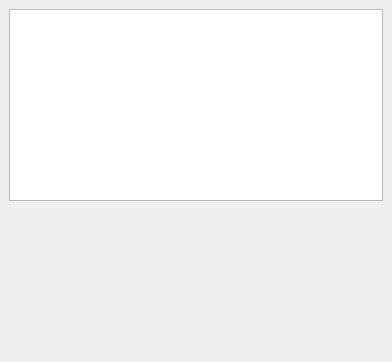
First picture: the form in mainwindow.ui, repository dw-dengwei/Sentiment, before the edit.
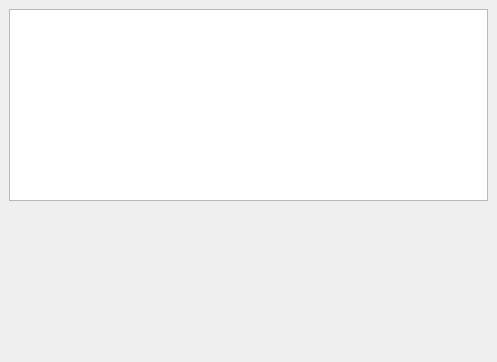
Second picture: the form after the edit. Icons and pictures are not drawn.

Commit message: change window size

What changed in the file:
```diff
--- a/mainwindow.ui
+++ b/mainwindow.ui
@@ -6,7 +6,7 @@
    <rect>
     <x>0</x>
     <y>0</y>
-    <width>392</width>
+    <width>497</width>
     <height>362</height>
    </rect>
   </property>
@@ -18,13 +18,13 @@
   </property>
   <property name="minimumSize">
    <size>
-    <width>392</width>
+    <width>497</width>
     <height>362</height>
    </size>
   </property>
   <property name="maximumSize">
    <size>
-    <width>392</width>
+    <width>497</width>
     <height>362</height>
    </size>
   </property>
```
Left out of the diff: 2 changed lines with no effect on the pictures. The commit also changes 1 other file.
